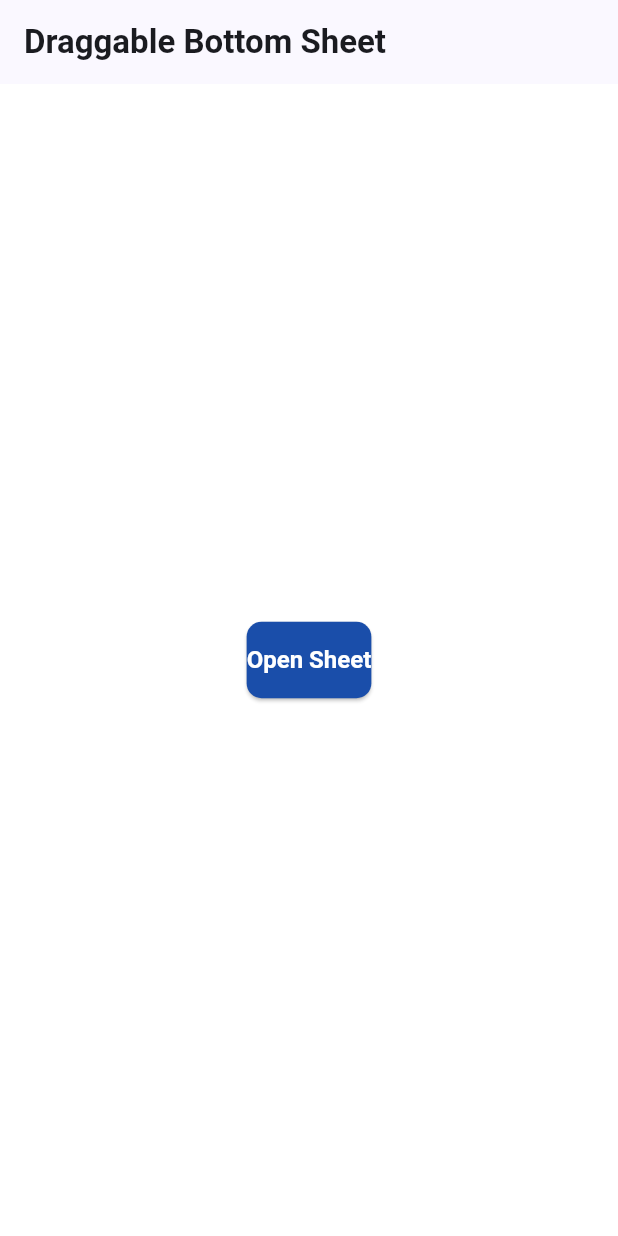
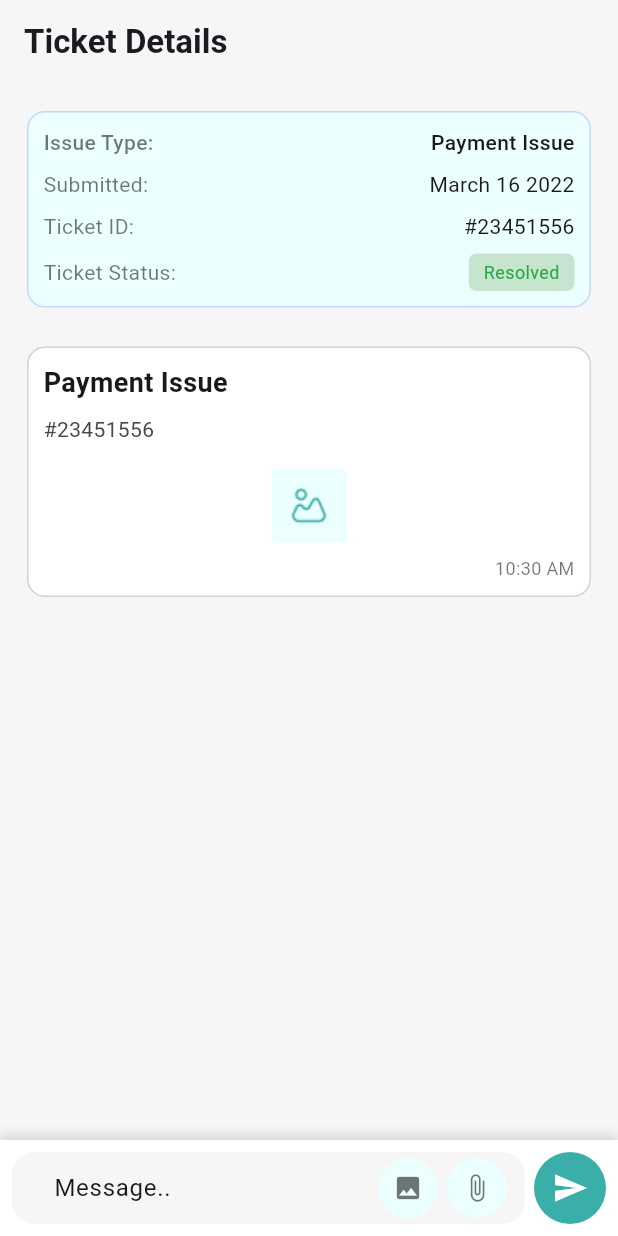
Before and after one commit to aibuzztech2024/medOCR, a Flutter app: the screen it shows after launch, on a phone screen of 412 x 824 dp. Run offline on Flutter 3.47's test engine with Material 3 defaults, Android fonts, the phone set to English and light mode, and no system bars; our stand-ins replace animate_do, avatar_glow, country_picker, dotted_border, easy_stepper, flutter_compass and 5 more; project files that could hold a hidden picture were left out.

Commit message:
after pharmacy ticket ui

```diff
--- a/lib/main.dart
+++ b/lib/main.dart
@@ -2,6 +2,7 @@ import 'package:avatar/core/themes/light/light_theme_data.dart';
 import 'package:avatar/viewModels/auth/register/ngo/ngo_register_controller.dart';
 import 'package:avatar/views/auth/select_role_view.dart';
 import 'package:avatar/views/map/route_draggable/pharmacy/pharmacy_route_draggable.dart';
+import 'package:avatar/views/pharmacy_support/ticket_details.dart';
 import 'package:flutter/material.dart';
 import 'package:get/get.dart';
 
@@ -35,7 +36,8 @@ class MyApp extends StatelessWidget {
       // If user is logged in, navigate to home page
       // If user is not logged in, navigate to select role page
       // home: SelectRoleView(),
-      home: PharmacyRouteDraggable(),
+      // home: PharmacyRouteDraggable(),
+      home:TicketDetails() ,
     );
   }
 }
--- /dev/null
+++ b/lib/models/support_pharmacy/dummy_data.dart
@@ -0,0 +1,20 @@
+// lib/dummy_data/ticket_dummy.dart
+
+import 'dart:async';
+import 'package:avatar/models/support_pharmacy/ticket_model.dart';
+
+class TicketDummy {
+  // Dummy Ticket
+  static final Ticket _dummyTicket = Ticket(
+    ticketId: '23451556',
+    issueType: 'Payment Issue',
+    submittedDate: DateTime(2022, 3, 16),
+    status: 'Resolved',
+  );
+
+  // Simulated API fetch with delay
+  Future<Ticket> fetchTicket() async {
+    await Future.delayed(const Duration(seconds: 2)); // Simulate API delay
+    return _dummyTicket;
+  }
+}
--- /dev/null
+++ b/lib/models/support_pharmacy/ticket_model.dart
@@ -0,0 +1,23 @@
+class Ticket {
+  final String ticketId;
+  final String issueType;
+ final DateTime submittedDate;
+  final String status;
+
+  Ticket({
+    required this.ticketId,
+    required this.issueType,
+    required this.submittedDate,
+    required this.status,
+  });
+
+  //when api integrate
+  // factory Ticket.fromJson(Map<String, dynamic> json) {
+  //   return Ticket(
+  //     ticketId: json['ticketId'],
+  //     issueType: json['issueType'],
+  //     submittedDate: DateTime.parse(json['submittedDate']),
+  //     status: json['status'],
+  //   );
+  // }
+}
--- /dev/null
+++ b/lib/viewModels/pharmacy_support/ticket_controller.dart
@@ -0,0 +1,21 @@
+// lib/controllers/ticket_controller.dart
+import 'package:get/get.dart';
+import 'package:avatar/models/support_pharmacy/ticket_model.dart';
+import 'package:avatar/models/support_pharmacy/dummy_data.dart';
+
+class TicketController extends GetxController {
+  var ticket = Rxn<Ticket>(); // Nullable, observable ticket
+  var isLoading = true.obs;
+
+  @override
+  void onInit() {
+    super.onInit();
+    fetchTicket();
+  }
+
+  void fetchTicket() async {
+    isLoading.value = true;
+    ticket.value = await TicketDummy().fetchTicket();
+    isLoading.value = false;
+  }
+}
--- /dev/null
+++ b/lib/views/pharmacy_support/ticket_details.dart
@@ -0,0 +1,50 @@
+import 'package:avatar/viewModels/pharmacy_support/ticket_controller.dart';
+import 'package:avatar/views/pharmacy_support/widgets/bottom_button.dart';
+import 'package:avatar/views/pharmacy_support/widgets/bottom_chat.dart';
+import 'package:avatar/views/pharmacy_support/widgets/ticket_card.dart';
+import 'package:avatar/views/pharmacy_support/widgets/upload_issue.dart';
+import 'package:flutter/material.dart';
+import 'package:get/get.dart';
+
+class TicketDetails extends StatelessWidget {
+  TicketDetails({super.key});
+
+  final TicketController ticketController = Get.put(TicketController());
+
+  @override
+  Widget build(BuildContext context) {
+    return Scaffold(
+      backgroundColor: const Color(0xFFF6F6F6),
+      appBar: AppBar(
+        title: const Text('Ticket Details'),
+        backgroundColor: const Color(0xFFF6F6F6),
+      ),
+      body: SafeArea(
+        child: Obx(() {
+          if (ticketController.isLoading.value) {
+            return const Center(child: CircularProgressIndicator());
+          } else if (ticketController.ticket.value == null) {
+            return const Center(child: Text('No ticket found'));
+          } else {
+            final ticket = ticketController.ticket.value!;
+            return SingleChildScrollView(
+              padding: const EdgeInsets.all(8),
+              child: Column(
+                crossAxisAlignment: CrossAxisAlignment.start,
+                children: [
+                  TicketCard(ticket: ticket),
+                  const SizedBox(height: 16),
+                  addTicketImage(ticket),
+                  const SizedBox(height: 16),
+                  // TODO: Implement chatSection from Mohit
+                ],
+              ),
+            );
+          }
+        }),
+      ),
+      bottomNavigationBar: bottomChat(),
+      // bottomNavigationBar: bottomButtons(),
+    );
+  }
+}
--- /dev/null
+++ b/lib/views/pharmacy_support/widgets/bottom_button.dart
@@ -0,0 +1,62 @@
+import 'package:flutter/material.dart';
+
+Widget bottomButtons() {
+  return Container(
+    padding: const EdgeInsets.symmetric(horizontal: 16, vertical: 12),
+    decoration: BoxDecoration(
+      color: Colors.white,
+      boxShadow: [
+        BoxShadow(
+          color: Colors.grey.withOpacity(0.5),
+          offset: const Offset(0, -3), // Shadow at the top
+          blurRadius: 6,
+          spreadRadius: 0,
+        ),
+      ],
+    ),
+
+    child: Row(
+      mainAxisAlignment: MainAxisAlignment.spaceBetween,
+      children: [
+        // Go Back Button (Reduced width)
+        SizedBox(
+          width: 100, // Adjust this width as needed
+          child: TextButton(
+            onPressed: () {
+              // Get.back(); // Or Navigator.pop(context);
+            },
+            style: TextButton.styleFrom(
+              backgroundColor: const Color(0xFFECFFFF),
+              foregroundColor: const Color(0xFF191919),
+              padding: const EdgeInsets.symmetric(vertical: 14),
+              shape: RoundedRectangleBorder(
+                borderRadius: BorderRadius.circular(8),
+              ),
+            ),
+            child: const Text('Go Back'),
+          ),
+        ),
+
+        // Reopen Ticket Button (Full width)
+        SizedBox(
+          width: 150,
+          child: ElevatedButton(
+            onPressed: () {
+              // Add your reopen ticket logic here
+            },
+            style: ElevatedButton.styleFrom(
+              backgroundColor: const Color(0xFF3AAFA9),
+              foregroundColor: const Color(0xFFFFFDFA),
+              elevation: 2, // Optional: you can reduce elevation or keep it
+              padding: const EdgeInsets.symmetric(vertical: 14),
+              shape: RoundedRectangleBorder(
+                borderRadius: BorderRadius.circular(8),
+              ),
+            ),
+            child: const Text('Reopen Ticket'),
+          ),
+        ),
+      ],
+    ),
+  );
+}
--- /dev/null
+++ b/lib/views/pharmacy_support/widgets/bottom_chat.dart
@@ -0,0 +1,101 @@
+import 'package:flutter/material.dart';
+
+Widget bottomChat() {
+  return Container(
+    padding: const EdgeInsets.symmetric(horizontal: 8, vertical: 8),
+    decoration: BoxDecoration(
+      color: Colors.white,
+      boxShadow: [
+        BoxShadow(
+          color: const Color(0x26000000), // 15% black shadow
+          offset: const Offset(0, -3),
+          blurRadius: 6,
+        ),
+      ],
+    ),
+    child: Row(
+      children: [
+        // TextField and Attachments Container with F6F6F6 Background
+        Expanded(
+          child: Container(
+            padding: const EdgeInsets.symmetric(horizontal: 12),
+            decoration: BoxDecoration(
+              color: const Color(
+                0xFFF6F6F6,
+              ), // Background color for this section
+              borderRadius: BorderRadius.circular(15),
+            ),
+            child: Row(
+              children: [
+                // Text Field
+                Expanded(
+                  child: TextField(
+                    decoration: const InputDecoration(
+                      hintText: 'Message..',
+                      hintStyle: TextStyle(
+                        color: Color(0xFF191919), // Text color updated here
+                      ),
+                      contentPadding: EdgeInsets.symmetric(horizontal: 16),
+                      border: InputBorder.none,
+                      enabledBorder: InputBorder.none,
+                      focusedBorder: InputBorder.none,
+                    ),
+                  ),
+                ),
+
+                // First Circle Avatar (Image Icon)
+                CircleAvatar(
+                  backgroundColor: const Color(0xFFECFFFF),
+                  radius: 20,
+                  child: IconButton(
+                    icon: const Icon(
+                      Icons.image,
+                      color: Colors.black54,
+                      size: 20,
+                    ),
+                    onPressed: () {
+                      // Image picker functionality
+                    },
+                  ),
+                ),
+                const SizedBox(width: 6),
+
+                // Second Circle Avatar (Attach File Icon)
+                CircleAvatar(
+                  backgroundColor: const Color(0xFFECFFFF),
+                  radius: 20,
+                  child: IconButton(
+                    icon: const Icon(
+                      Icons.attach_file,
+                      color: Colors.black54,
+                      size: 20,
+                    ),
+                    onPressed: () {
+                      // Attachment functionality
+                    },
+                  ),
+                ),
+              ],
+            ),
+          ),
+        ),
+
+        const SizedBox(width: 6),
+
+        // Send Button (Separate, no background container)
+        Container(
+          decoration: const BoxDecoration(
+            color: Color(0xFF3AAFA9), // Teal color
+            shape: BoxShape.circle,
+          ),
+          child: IconButton(
+            onPressed: () {
+              // Send message functionality
+            },
+            icon: const Icon(Icons.send, color: Colors.white),
+          ),
+        ),
+      ],
+    ),
+  );
+}
--- /dev/null
+++ b/lib/views/pharmacy_support/widgets/ticket_card.dart
@@ -0,0 +1,119 @@
+import 'package:avatar/models/support_pharmacy/ticket_model.dart';
+import 'package:flutter/material.dart';
+import 'package:intl/intl.dart';
+
+class TicketCard extends StatelessWidget {
+  final Ticket ticket;
+
+  const TicketCard({super.key, required this.ticket});
+
+  @override
+  Widget build(BuildContext context) {
+    // Direct color assignment
+    final isResolved = ticket.status == 'Resolved';
+
+    final Color statusTextColor =
+        isResolved ? const Color(0xFF28A745) : const Color(0xFFCD6200);
+
+    final Color statusBackgroundColor =
+        isResolved ? const Color(0xFFC7E4CE) : const Color(0xFFF4D2B3);
+
+    return Container(
+      decoration: BoxDecoration(
+        color: const Color(0xFFECFFFF),
+        borderRadius: BorderRadius.circular(12),
+        border: Border.all(
+          color: Color(0x4D6B79F5), // 30% opacity border color
+          width: 1,
+        ),
+      ),
+      margin: const EdgeInsets.all(10),
+      padding: const EdgeInsets.all(10),
+      child: Column(
+        crossAxisAlignment: CrossAxisAlignment.start,
+        children: [
+          // Issue Type Row
+          Row(
+            mainAxisAlignment: MainAxisAlignment.spaceBetween,
+            children: [
+              const Text(
+                'Issue Type:',
+                style: TextStyle(
+                  fontSize: 14,
+                  fontWeight: FontWeight.w500,
+                  color: Colors.black54,
+                ),
+              ),
+              Text(
+                ticket.issueType,
+                style: const TextStyle(
+                  fontSize: 14,
+                  color: Color(0xFF191919),
+                  fontWeight: FontWeight.w500,
+                ),
+              ),
+            ],
+          ),
+          const SizedBox(height: 8),
+
+          // Submitted Date Row
+          Row(
+            mainAxisAlignment: MainAxisAlignment.spaceBetween,
+            children: [
+              const Text(
+                'Submitted:',
+                style: TextStyle(fontSize: 14, color: Colors.black54),
+              ),
+              Text(
+                DateFormat('MMMM d yyyy').format(ticket.submittedDate),
+
+                style: const TextStyle(fontSize: 14, color: Color(0xFF191919)),
+              ),
+            ],
+          ),
+          const SizedBox(height: 8),
+
+          // Ticket ID Row
+          Row(
+            mainAxisAlignment: MainAxisAlignment.spaceBetween,
+            children: [
+              const Text(
+                'Ticket ID:',
+                style: TextStyle(fontSize: 14, color: Colors.black54),
+              ),
+              Text(
+                '#${ticket.ticketId}',
+                style: const TextStyle(fontSize: 14, color: Color(0xFF191919)),
+              ),
+            ],
+          ),
+          const SizedBox(height: 8),
+          Row(
+            mainAxisAlignment: MainAxisAlignment.spaceBetween,
+            children: [
+              const Text(
+                'Ticket Status:',
+                style: TextStyle(fontSize: 14, color: Colors.black54),
+              ),
+              // Status Badge
+              Container(
+                padding: const EdgeInsets.symmetric(
+                  horizontal: 10,
+                  vertical: 4,
+                ),
+                decoration: BoxDecoration(
+                  color: statusBackgroundColor,
+                  borderRadius: BorderRadius.circular(5),
+                ),
+                child: Text(
+                  ticket.status,
+                  style: TextStyle(color: statusTextColor, fontSize: 12),
+                ),
+              ),
+            ],
+          ),
+        ],
+      ),
+    );
+  }
+}
--- /dev/null
+++ b/lib/views/pharmacy_support/widgets/upload_issue.dart
@@ -0,0 +1,55 @@
+import 'package:avatar/models/support_pharmacy/ticket_model.dart';
+import 'package:flutter/material.dart';
+
+Widget addTicketImage(Ticket ticket) {
+  return Container(
+    width: double.infinity,
+    margin: const EdgeInsets.only(left: 10, right: 10),
+    padding: const EdgeInsets.all(10),
+    decoration: BoxDecoration(
+      color: Colors.white,
+      border: Border.all(color: const Color(0xFFD5D2CF)),
+      borderRadius: BorderRadius.circular(12),
+    ),
+    child: Column(
+      crossAxisAlignment: CrossAxisAlignment.start,
+      children: [
+        Text(
+          ticket.issueType,
+          style: const TextStyle(
+            color: Color(0xFF191919),
+            fontSize: 18,
+            fontWeight: FontWeight.bold,
+          ),
+        ),
+        const SizedBox(height: 8),
+        Text(
+          '#${ticket.ticketId}',
+          style: const TextStyle(color: Color(0xFF484848), fontSize: 14),
+        ),
+        const SizedBox(height: 16),
+        Center(
+          child: Container(
+            height: 50,
+            width: 50,
+            decoration: const BoxDecoration(
+              image: DecorationImage(
+                image: AssetImage('assets/images/ticket_upload.png'),
+                fit: BoxFit.cover,
+              ),
+            ),
+          ),
+        ),
+
+        const SizedBox(height: 8),
+        Align(
+          alignment: Alignment.bottomRight,
+          child: Text(
+            '10:30 AM',
+            style: const TextStyle(color: Colors.black54, fontSize: 12),
+          ),
+        ),
+      ],
+    ),
+  );
+}
```
Also changed, not shown: assets/images/ticket_upload.png (added).
